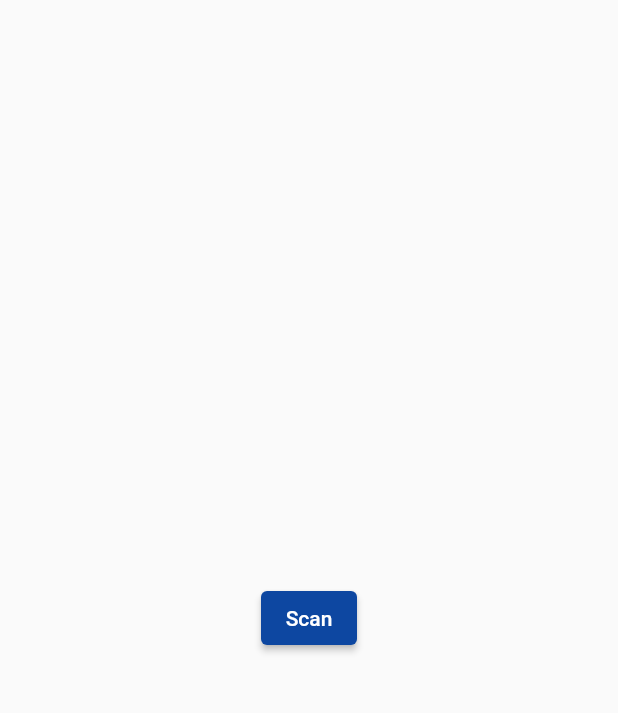
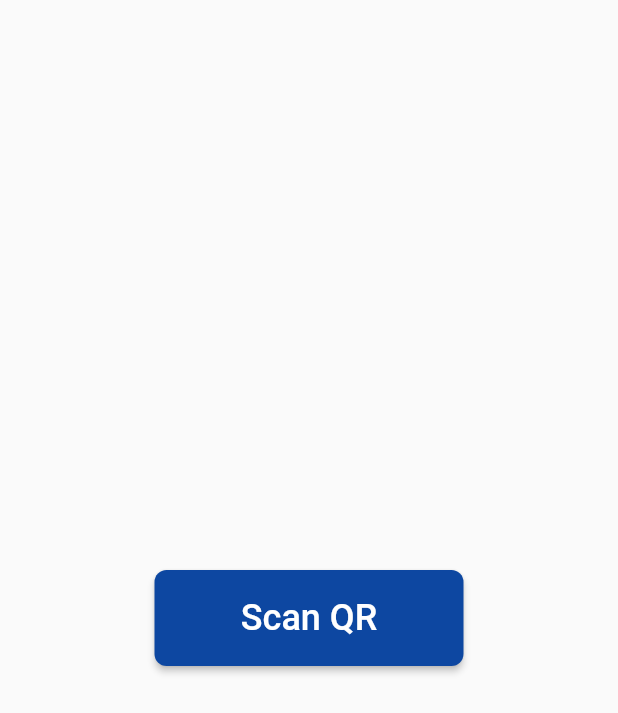
Before and after one commit to vinuPAbeywarna/MediDoc, a Flutter app: the QRScan screen opened directly, on a phone screen of 412 x 824 dp. Shown: the top 713 px of the screen. Run offline on Flutter 3.47's test engine with Material 2 defaults, Android fonts, the phone set to English and light mode, and no system bars; our stand-ins replace cached_network_image, cloud_firestore, firebase_auth, firebase_core, get, google_sign_in and 1 more; missing offline and left inert: payhere_mobilesdk_flutter, qrscan, simple_search_bar; accounts and stored records are empty.

Commit message:
bumg fimx

```diff
--- a/lib/UI/QR.dart
+++ b/lib/UI/QR.dart
@@ -1,20 +1,18 @@
-
-
 import 'package:cloud_firestore/cloud_firestore.dart';
 import 'package:flutter/material.dart';
 import 'package:get/get.dart';
 import 'package:qrscan/qrscan.dart' as scanner;
+
 class QRScan extends StatefulWidget {
   @override
   _QRScanState createState() => _QRScanState();
 }
 
 class _QRScanState extends State<QRScan> {
-
   String cameraScanResult;
   DocumentSnapshot appointment;
 
-  void getDoc(data) async{
+  void getDoc(data) async {
     String docID = data.split('|')[0];
     String email = data.split('|')[1];
 
@@ -25,16 +23,14 @@ class _QRScanState extends State<QRScan> {
         .collection('User')
         .doc(email)
         .collection('Appointments')
-        .doc(docID).update({
-      'Status':'CHECKED'
-    }).then((value){
-      Get.snackbar('Success', 'Marked as Checked In', backgroundColor: Colors.white);
+        .doc(docID)
+        .update({'Status': 'CHECKED'}).then((value) {
+      Get.snackbar('Success', 'Marked as Checked In',
+          backgroundColor: Colors.white);
     });
-
   }
 
-
-  void scanQR() async{
+  void scanQR() async {
     cameraScanResult = await scanner.scan();
     getDoc(cameraScanResult.toString());
   }
@@ -43,13 +39,20 @@ class _QRScanState extends State<QRScan> {
   Widget build(BuildContext context) {
     return Scaffold(
         body: Center(
+            child: Container(
+      width: Get.width / 2,
+      height: 64,
       child: ElevatedButton(
-          onPressed: (){
+        style: ElevatedButton.styleFrom(
+            shape:
+                RoundedRectangleBorder(borderRadius: BorderRadius.circular(8))),
+        onPressed: () {
           scanQR();
         },
-          child: Text('Scan'),
-        )
-      )
-    );
+        child: Text('Scan QR',  style: TextStyle(
+            fontSize: 24
+        )),
+      ),
+    )));
   }
 }
```
Also changed, not shown: lib/Auth/SingleSignIn.dart (+42 -5 lines), lib/UI/MyAppointments.dart (+10 -4 lines). Lines whose indentation alone changed are shown as unchanged.
